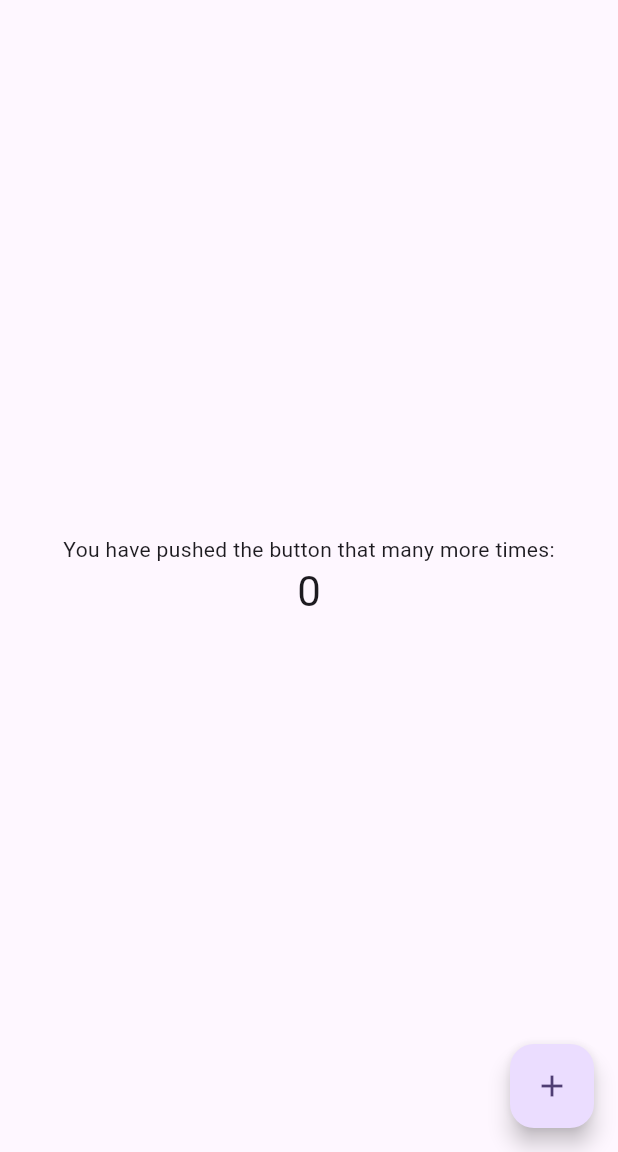
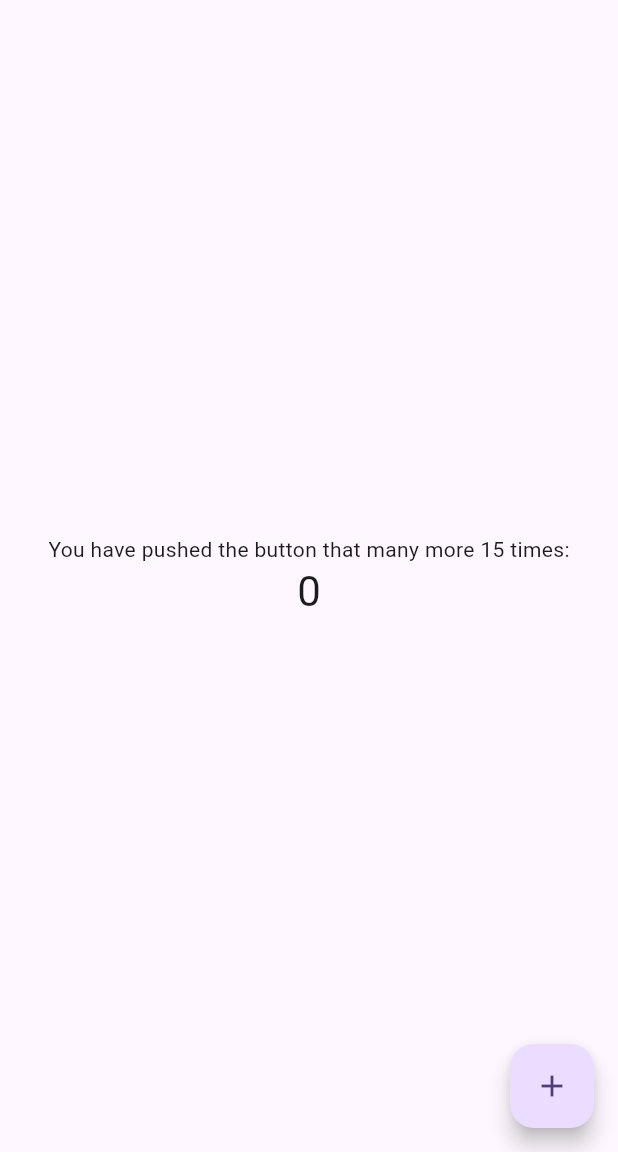
Before and after one commit to bbmeals/bbm-app-dev, a Flutter app: the screen it shows after launch, on a phone screen of 412 x 824 dp, the part 84-1236 px from its top. Run offline on Flutter 3.47's test engine with Material 3 defaults, Android fonts, the phone set to English and light mode, and no system bars.

Commit message:
first dev change222

```diff
--- a/lib/main.dart
+++ b/lib/main.dart
@@ -106,7 +106,7 @@ class _MyHomePageState extends State<MyHomePage> {
           mainAxisAlignment: MainAxisAlignment.center,
           children: <Widget>[
             const Text(
-              'You have pushed the button that many more times:',
+              'You have pushed the button that many more 15 times:',
             ),
             Text(
               '$_counter',
```
